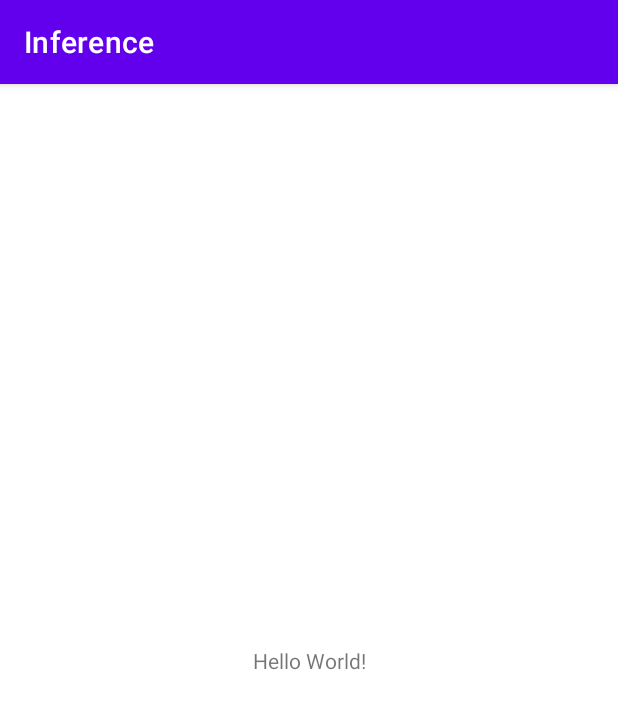
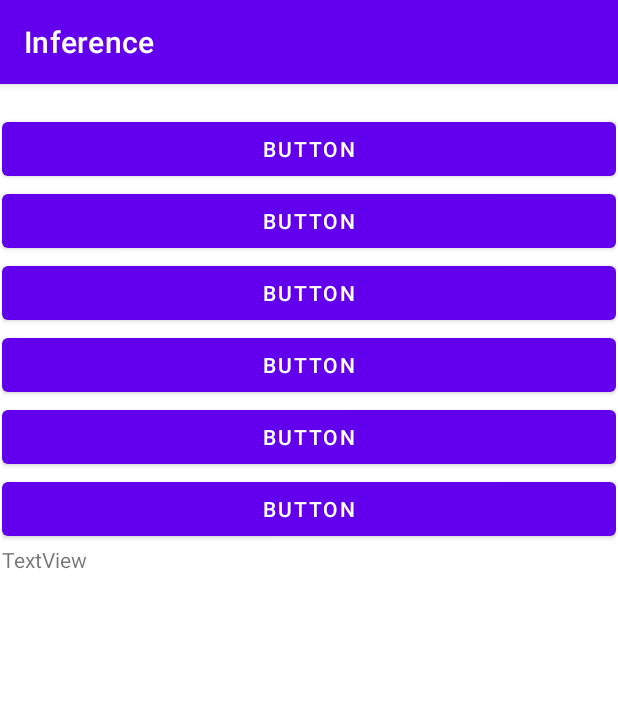
Before and after one commit to Piorosen/Benchmark-Inference-Engine, an Android app: the screen it shows after launch (MainActivity), on a phone screen of 412 x 824 dp. Shown: the top 709 px of the screen. Run offline under Robolectric (Android 15) with nearby library versions, the phone set to English and light mode, and no system bars; libraries missing offline, so code that uses them is left out: ai.onnxruntime; 1 statement that could not run was skipped.

Commit message:
안드로이드 ONNX Runtime 설정함.

```diff
--- a/android/app/build.gradle
+++ b/android/app/build.gradle
@@ -4,12 +4,12 @@ plugins {
 
 android {
     namespace 'com.chacha.inference'
-    compileSdk 32
+    compileSdk 33
 
     defaultConfig {
         applicationId "com.chacha.inference"
         minSdk 24
-        targetSdk 32
+        targetSdk 31
         versionCode 1
         versionName "1.0"
 
@@ -29,7 +29,7 @@ android {
 }
 
 dependencies {
-
+    implementation 'com.microsoft.onnxruntime:onnxruntime-mobile:latest.release'  // full package
     implementation 'androidx.appcompat:appcompat:1.6.1'
     implementation 'com.google.android.material:material:1.8.0'
     implementation 'androidx.constraintlayout:constraintlayout:2.1.4'
--- a/android/app/src/main/java/com/chacha/inference/MainActivity.java
+++ b/android/app/src/main/java/com/chacha/inference/MainActivity.java
@@ -3,6 +3,8 @@ package com.chacha.inference;
 import androidx.appcompat.app.AppCompatActivity;
 
 import android.os.Bundle;
+
+import ai.onnxruntime.OrtSession;
 
 public class MainActivity extends AppCompatActivity {
 
@@ -10,5 +12,7 @@ public class MainActivity extends AppCompatActivity {
     protected void onCreate(Bundle savedInstanceState) {
         super.onCreate(savedInstanceState);
         setContentView(R.layout.activity_main);
+
+        OrtSession session;
     }
 }
--- a/android/app/src/main/res/layout/activity_main.xml
+++ b/android/app/src/main/res/layout/activity_main.xml
@@ -6,13 +6,59 @@
     android:layout_height="match_parent"
     tools:context=".MainActivity">
 
-    <TextView
-        android:layout_width="wrap_content"
-        android:layout_height="wrap_content"
-        android:text="Hello World!"
+    <LinearLayout
+        android:layout_width="409dp"
+        android:layout_height="729dp"
+        android:layout_marginStart="10dp"
+        android:layout_marginTop="10dp"
+        android:layout_marginEnd="10dp"
+        android:layout_marginBottom="10dp"
+        android:orientation="vertical"
         app:layout_constraintBottom_toBottomOf="parent"
         app:layout_constraintEnd_toEndOf="parent"
         app:layout_constraintStart_toStartOf="parent"
-        app:layout_constraintTop_toTopOf="parent" />
+        app:layout_constraintTop_toTopOf="parent">
 
+        <Button
+            android:id="@+id/button2"
+            android:layout_width="match_parent"
+            android:layout_height="wrap_content"
+            android:text="Button" />
+
+        <Button
+            android:id="@+id/button3"
+            android:layout_width="match_parent"
+            android:layout_height="wrap_content"
+            android:text="Button" />
+
+        <Button
+            android:id="@+id/button4"
+            android:layout_width="match_parent"
+            android:layout_height="wrap_content"
+            android:text="Button" />
+
+        <Button
+            android:id="@+id/button5"
+            android:layout_width="match_parent"
+            android:layout_height="wrap_content"
+            android:text="Button" />
+
+        <Button
+            android:id="@+id/button6"
+            android:layout_width="match_parent"
+            android:layout_height="wrap_content"
+            android:text="Button" />
+
+        <Button
+            android:id="@+id/button7"
+            android:layout_width="match_parent"
+            android:layout_height="wrap_content"
+            android:text="Button" />
+
+        <TextView
+            android:id="@+id/textView"
+            android:layout_width="match_parent"
+            android:layout_height="match_parent"
+            android:text="TextView" />
+    </LinearLayout>
 </androidx.constraintlayout.widget.ConstraintLayout>
```
Also changed, not shown: android/build.gradle (line endings or trailing spaces).
